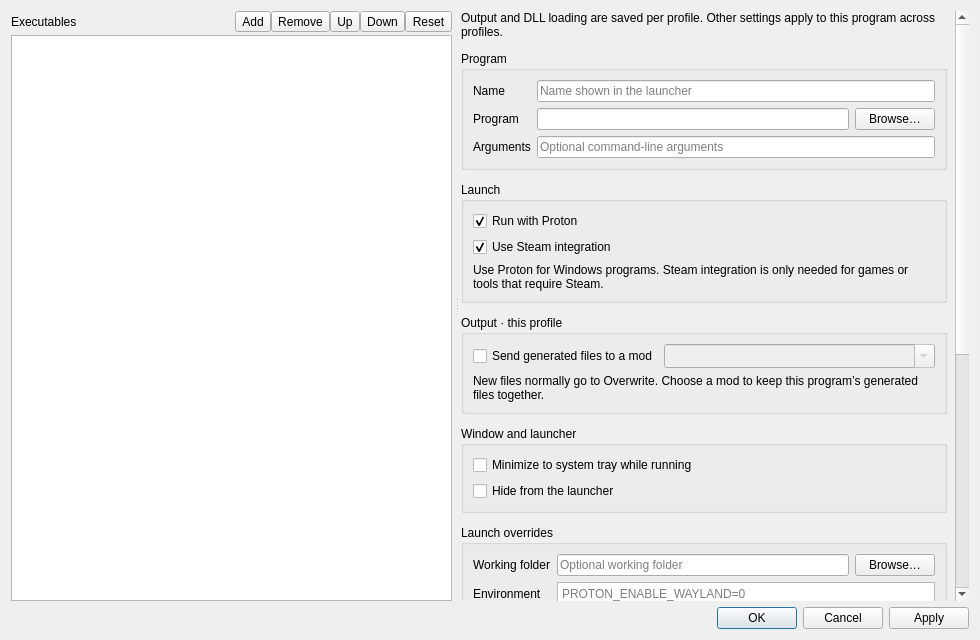
Qt form src/src/editexecutablesdialog.ui (saghm/Fluorine-Manager) before a commit.
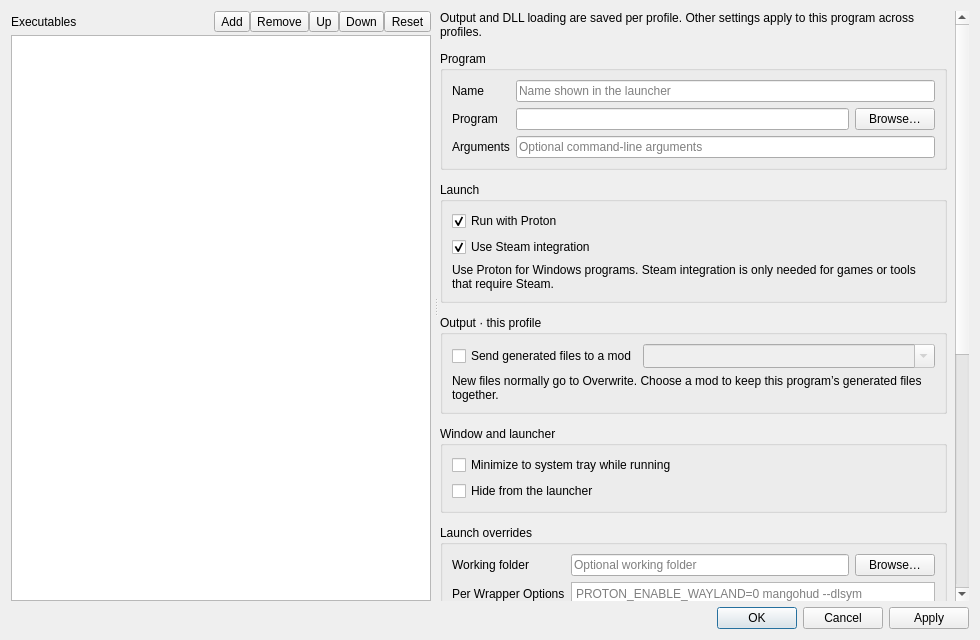
The same form after that commit. Icons and pictures are not drawn.

Commit message:
Fix per-wrapper options, previews, and prefix setup
Support per-executable wrapper commands with global inheritance and legacy environment migration. Harden NIF/DDS OpenGL initialization and cleanup, and install xrandr without ar while reporting setup failures.

Keep Skyrim SE AppData private with rollback links and resolve imported relative game paths beside the instance INI. Add regression coverage for launch wrappers, previews, extraction, prefix isolation, and game paths.

Diff of the .ui file:
```diff
--- a/src/src/editexecutablesdialog.ui
+++ b/src/src/editexecutablesdialog.ui
@@ -521,7 +521,7 @@
                    <item row="1" column="0">
                     <widget class="QLabel" name="environmentLabel">
                      <property name="text">
-                      <string>Environment</string>
+                      <string>Per Wrapper Options</string>
                      </property>
                      <property name="buddy">
                       <cstring>environment</cstring>
@@ -534,7 +534,7 @@
                       <number>85</number>
                      </property>
                      <property name="placeholderText">
-                      <string>PROTON_ENABLE_WAYLAND=0</string>
+                      <string>PROTON_ENABLE_WAYLAND=0 mangohud --dlsym</string>
                      </property>
                      <property name="toolTip">
                       <string>One NAME=value per line. These values override matching global launch variables for this executable. Other global settings and wrapper commands still apply. Leave blank to inherit everything. Values are literal; do not add shell quotes or %command%.</string>
```
Left out of the diff: 10 changed lines with no effect on the pictures. The commit also changes 37 other files.
